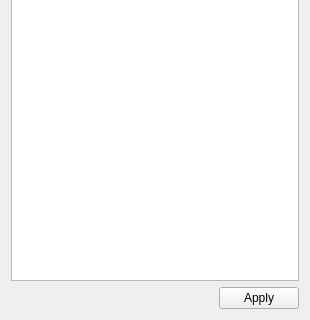
The window that ui/Shutter.ui (MonroeQuantumNetworks/IonControl) describes before a commit, drawn with Qt 5; both pictures show x 0 to 310 and y 272 to 592 of the 310 by 592 pixel window.
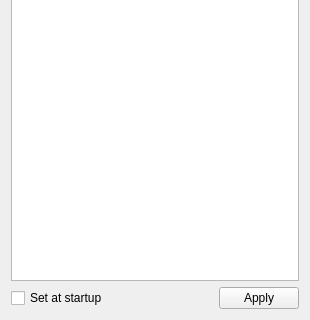
The same window after the commit.

Commit message: Rename channels to be 0 based bugfixes make Shutter values persistent

What changed in the file:
```diff
--- a/ui/Shutter.ui
+++ b/ui/Shutter.ui
@@ -19,6 +19,13 @@
    </item>
    <item>
     <layout class="QHBoxLayout" name="horizontalLayout">
+     <item>
+      <widget class="QCheckBox" name="checkBoxSetAtStartup">
+       <property name="text">
+        <string>Set at startup</string>
+       </property>
+      </widget>
+     </item>
      <item>
       <spacer name="horizontalSpacer">
        <property name="orientation">
```
The commit also changes 12 other files.
